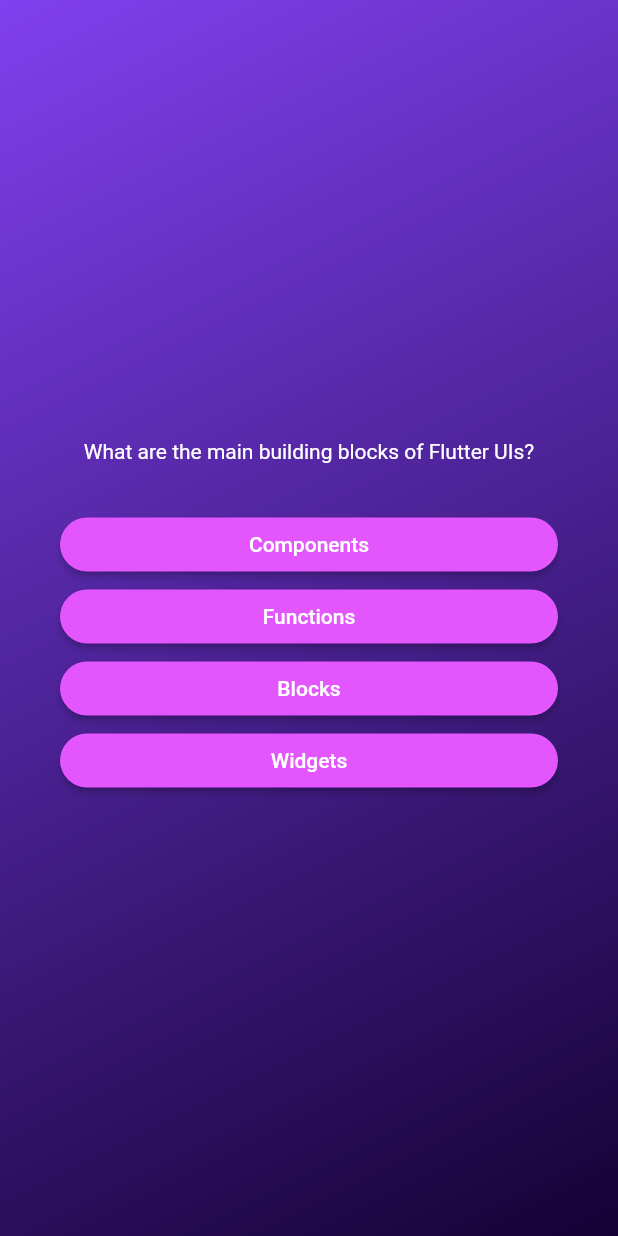
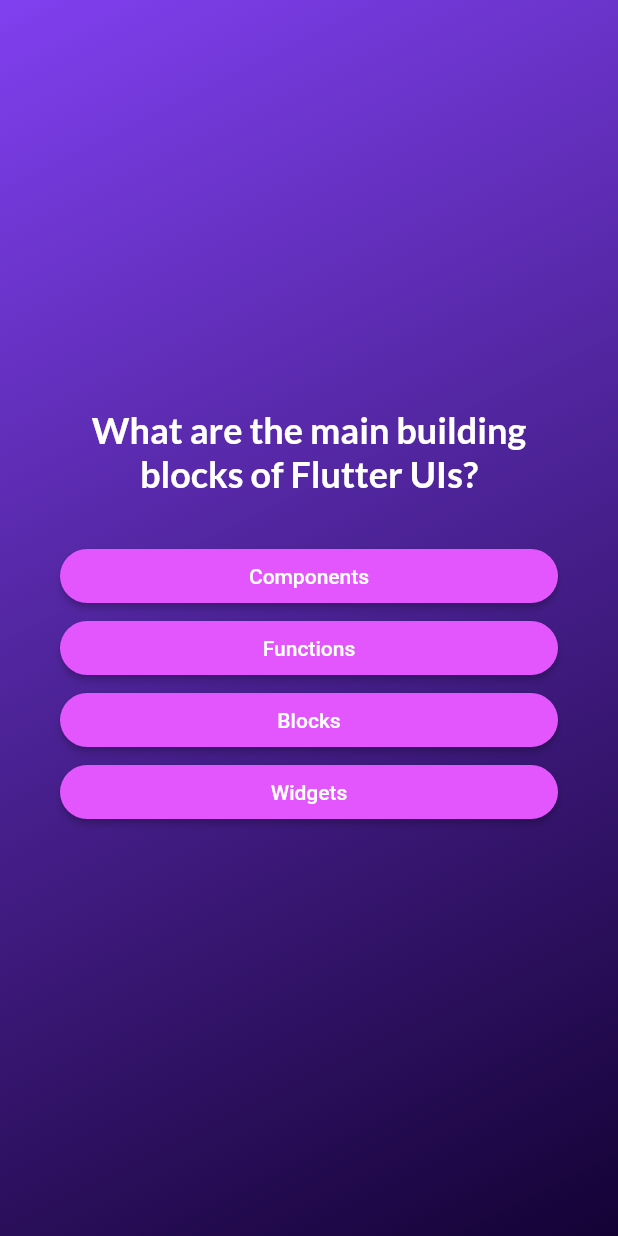
Before and after one commit to Kapil619/static_quizapp_flutter, a Flutter app: the screen it shows after launch, after a tap on "Start quiz", on a phone screen of 412 x 824 dp. Run offline on Flutter 3.47's test engine with Material 2 defaults, Android fonts, the phone set to English and light mode, and no system bars; our stand-ins replace google_fonts.

Commit message:
Added 3rd party package (Google fonts)

```diff
--- a/lib/answer_button.dart
+++ b/lib/answer_button.dart
@@ -10,7 +10,6 @@ class AnswerButton extends StatelessWidget {
   Widget build(context) {
     return ElevatedButton(
       onPressed: onTap,
-        child: Text(answerText),
       style: ElevatedButton.styleFrom(
         padding: const EdgeInsets.symmetric(vertical: 10, horizontal: 20),
         backgroundColor: const Color.fromARGB(
@@ -23,6 +22,11 @@ class AnswerButton extends StatelessWidget {
         shape: RoundedRectangleBorder(
           borderRadius: BorderRadius.circular(40),
         ),
-        ));
+      ),
+      child: Text(
+        answerText,
+        textAlign: TextAlign.center,
+      ),
+    );
   }
 }
--- a/lib/questions_screen.dart
+++ b/lib/questions_screen.dart
@@ -1,6 +1,7 @@
 import 'package:flutter/material.dart';
 import 'package:quizapp/answer_button.dart';
 import 'package:quizapp/data/questions.dart';
+import 'package:google_fonts/google_fonts.dart';
 
 class QuestionsScreen extends StatefulWidget {
   const QuestionsScreen({super.key});
@@ -11,28 +12,36 @@ class QuestionsScreen extends StatefulWidget {
 }
 
 class _QuestionsScreenState extends State<QuestionsScreen> {
+  var currentQuestionIndex = 0;
+
+  void answerQuestion() {
+    setState(() {});
+    currentQuestionIndex++;
+  }
+
   @override
   Widget build(context) {
-    final currentQuestion = questions[0];
+    final currentQuestion = questions[currentQuestionIndex];
     return SizedBox(
       width: double.infinity,
       child: Container(
-        margin: EdgeInsets.all(40),
+        margin: const EdgeInsets.all(40),
         child: Column(
           mainAxisAlignment: MainAxisAlignment.center,
           crossAxisAlignment: CrossAxisAlignment.stretch,
           children: [
-            Text(
-              currentQuestion.text,
-              textAlign: TextAlign.center,
-              style: const TextStyle(color: Colors.white),
-            ),
+            Text(currentQuestion.text,
+                textAlign: TextAlign.center,
+                style: GoogleFonts.lato(
+                    color: Color.fromARGB(255, 255, 255, 255),
+                    fontSize: 24,
+                    fontWeight: FontWeight.bold)),
             const SizedBox(height: 30),
             ...currentQuestion.getShuffledAnswers().map(
               (answer) {
                 return AnswerButton(
                   answerText: answer,
-                  onTap: () {},
+                  onTap: answerQuestion,
                 );
               },
             ),
--- a/lib/start_screen.dart
+++ b/lib/start_screen.dart
@@ -1,4 +1,5 @@
 import 'package:flutter/material.dart';
+import 'package:google_fonts/google_fonts.dart';
 
 class StartScreen extends StatelessWidget {
   const StartScreen(this.startQuiz, {super.key});
@@ -17,11 +18,11 @@ class StartScreen extends StatelessWidget {
                 112, 255, 255, 255), //Made the logo transparent
           ),
           const SizedBox(height: 80),
-          const Text(
+          Text(
             'Learn flutter in a fun way!',
-            style: TextStyle(
+            style: GoogleFonts.lato(
               color: Colors.white,
-              fontSize: 24,
+              fontSize: 28,
             ),
           ),
           const SizedBox(height: 30),
--- a/pubspec.yaml
+++ b/pubspec.yaml
@@ -34,6 +34,7 @@ dependencies:
   # The following adds the Cupertino Icons font to your application.
   # Use with the CupertinoIcons class for iOS style icons.
   cupertino_icons: ^1.0.2
+  google_fonts: ^5.1.0
 
 dev_dependencies:
   flutter_test:
```
Also changed, not shown: pubspec.lock, 1 other file. Lines whose indentation alone changed are shown as unchanged.
